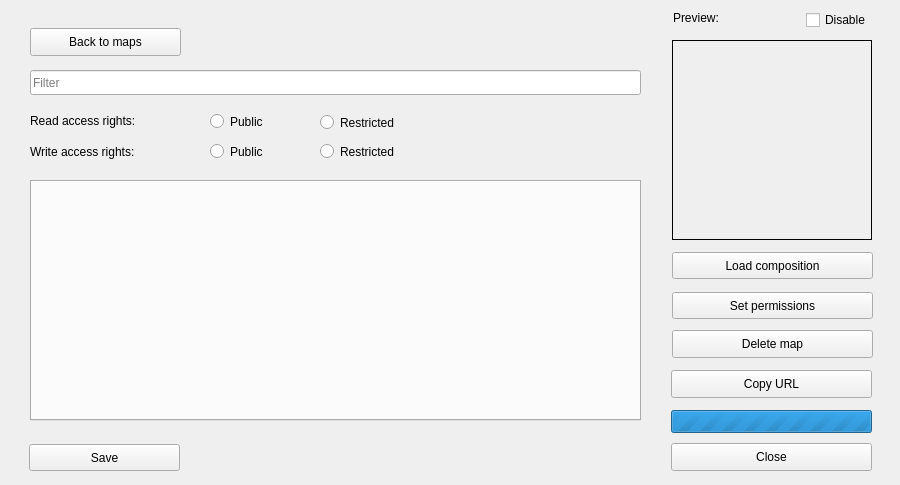
LESPROJEKT/qgis-layman-plugin, file dlg_addMap.ui: the form before one commit.
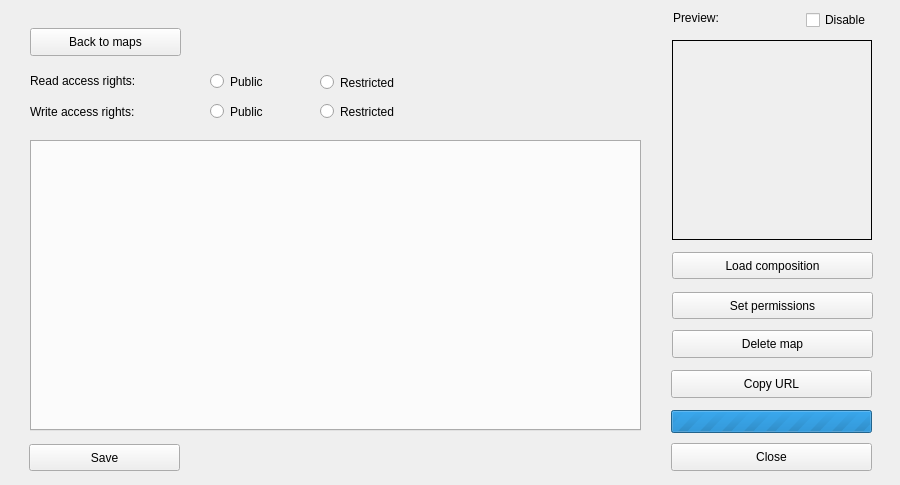
The form after the commit. The open tabs and pages were chosen to show the change. Icons and pictures are not drawn. Custom widgets are drawn as their Qt base class.

Commit message: integrate filter inside widget

Patch:
```diff
--- a/dlg_addMap.ui
+++ b/dlg_addMap.ui
@@ -285,36 +285,20 @@
      <property name="geometry">
       <rect>
        <x>10</x>
-       <y>170</y>
+       <y>130</y>
        <width>611</width>
-       <height>241</height>
+       <height>291</height>
       </rect>
      </property>
      <property name="currentIndex">
       <number>-1</number>
      </property>
     </widget>
-    <widget class="QLineEdit" name="userFilterLineEdit">
-     <property name="geometry">
-      <rect>
-       <x>10</x>
-       <y>60</y>
-       <width>611</width>
-       <height>25</height>
-      </rect>
-     </property>
-     <property name="text">
-      <string/>
-     </property>
-     <property name="placeholderText">
-      <string>Filter</string>
-     </property>
-    </widget>
     <widget class="QRadioButton" name="radioButton_writePrivate">
      <property name="geometry">
       <rect>
        <x>300</x>
-       <y>130</y>
+       <y>90</y>
        <width>111</width>
        <height>23</height>
       </rect>
@@ -327,7 +311,7 @@
      <property name="geometry">
       <rect>
        <x>10</x>
-       <y>102</y>
+       <y>62</y>
        <width>141</width>
        <height>17</height>
       </rect>
@@ -343,7 +327,7 @@
      <property name="geometry">
       <rect>
        <x>300</x>
-       <y>101</y>
+       <y>61</y>
        <width>111</width>
        <height>23</height>
       </rect>
@@ -356,7 +340,7 @@
      <property name="geometry">
       <rect>
        <x>190</x>
-       <y>100</y>
+       <y>60</y>
        <width>111</width>
        <height>23</height>
       </rect>
@@ -369,7 +353,7 @@
      <property name="geometry">
       <rect>
        <x>10</x>
-       <y>133</y>
+       <y>93</y>
        <width>141</width>
        <height>17</height>
       </rect>
@@ -385,7 +369,7 @@
      <property name="geometry">
       <rect>
        <x>190</x>
-       <y>130</y>
+       <y>90</y>
        <width>111</width>
        <height>23</height>
       </rect>
```
The commit also changes 5 other files.
